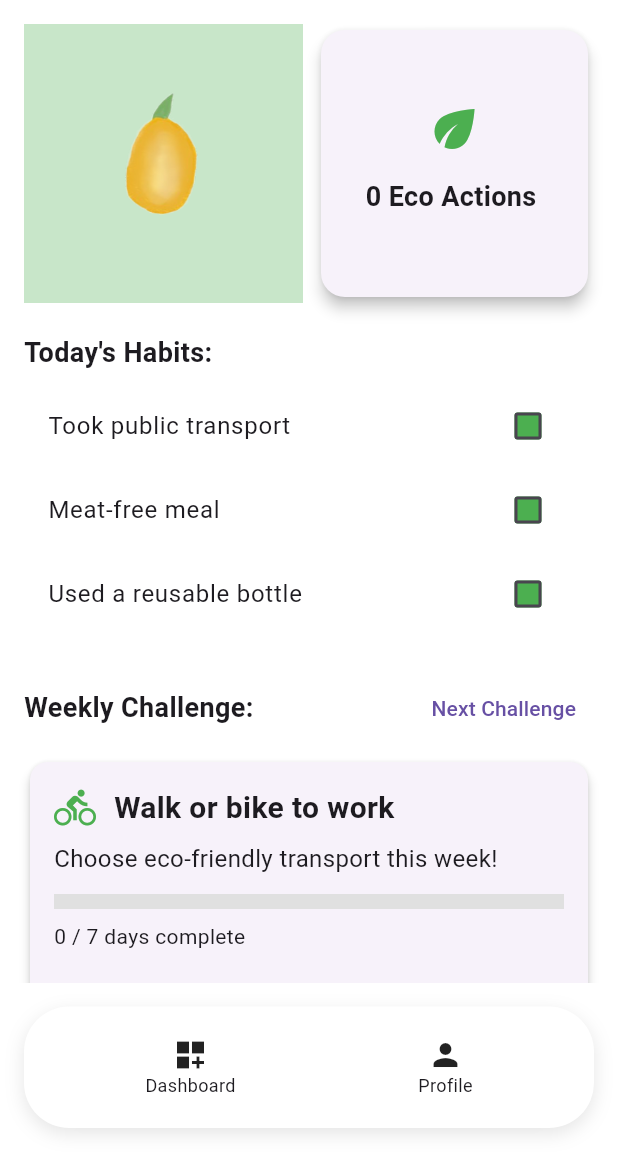
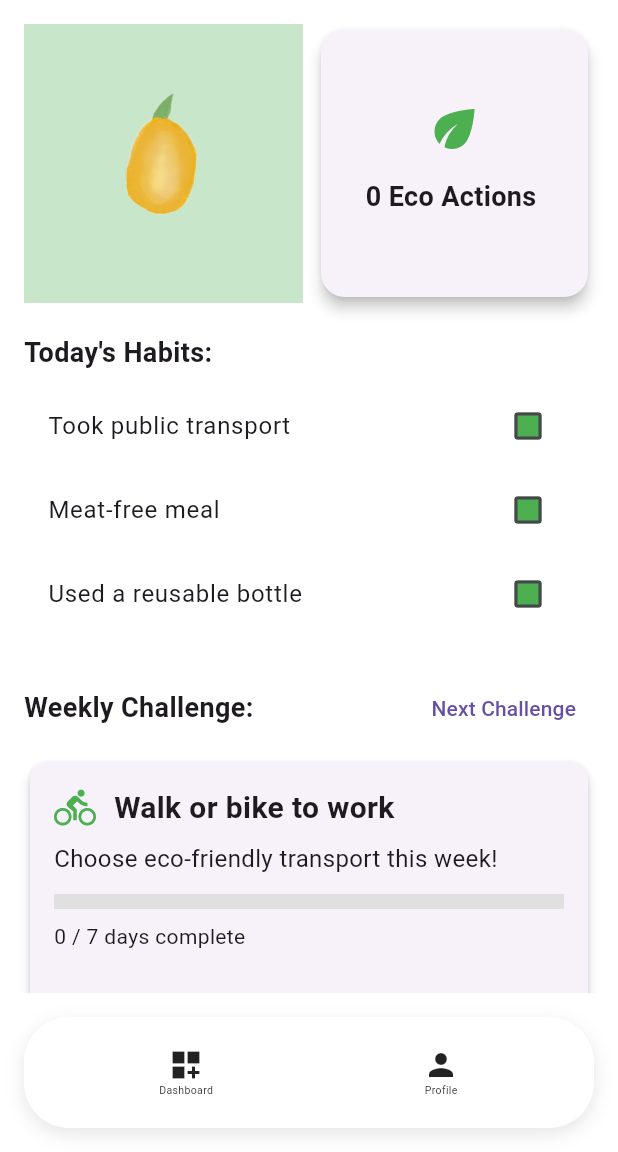
Before and after one commit to anunithak/PLANET_PAL, a Flutter app: the screen it shows after launch, on a phone screen of 412 x 824 dp, the part 84-1236 px from its top. Run offline on Flutter 3.47's test engine with Material 3 defaults, Android fonts, the phone set to English and light mode, and no system bars; our stand-ins replace shared_preferences.

```diff
--- a/lib/dashboard.dart
+++ b/lib/dashboard.dart
@@ -168,7 +168,7 @@ class _DashboardPageState extends State<DashboardPage> {
     await prefs.setInt('progress_$challengeName', dailyProgress[challengeName]!);
   }
   int maxStage = 3; // or however many seed images you have
-  int startingEcoActions = 7; // capture this when user opens or resets
+  int startingEcoActions = 0; // capture this when user opens or resets
 
   String _getPlantImage() {
     int relativeGrowth = ecoActions - startingEcoActions;
@@ -477,7 +477,7 @@ class _NavIcon extends StatelessWidget {
           mainAxisSize: MainAxisSize.min,
           children: [
             Icon(icon),
-            Text(label, style: const TextStyle(fontSize: 12)),
+            Text(label, style: const TextStyle(fontSize: 7)),
           ],
         ),
       ),
```
Also changed, not shown: 2 other files.
